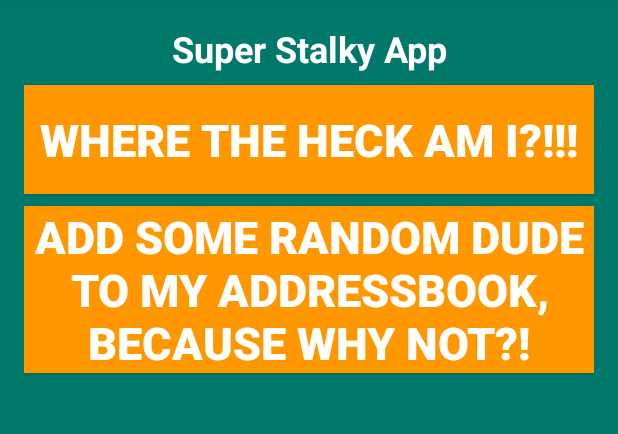
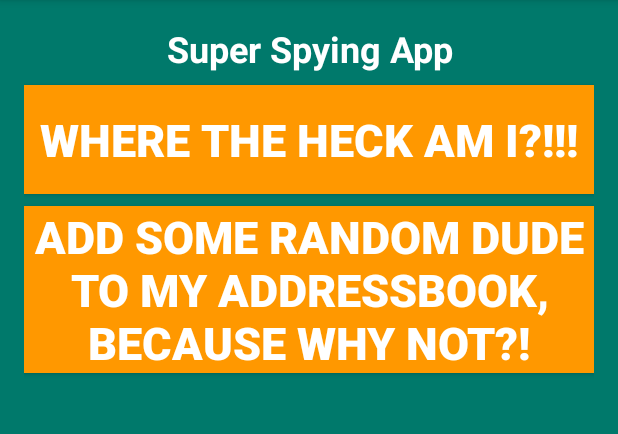
Before and after one commit to dhartwich1991/m-permissions, an Android app: the screen it shows after launch (MainActivity), on a phone screen of 412 x 824 dp, the part 84-518 px from its top. Run offline under Robolectric (Android 15) with nearby library versions, the phone set to English and light mode, and no system bars.

Commit message:
rename textview in main menu to super spying app

```diff
--- a/app/src/main/res/layout/activity_main.xml
+++ b/app/src/main/res/layout/activity_main.xml
@@ -11,7 +11,7 @@
                 tools:context=".MainActivity">
 
     <TextView
-        android:text="Super Stalky App"
+        android:text="Super Spying App"
         android:layout_width="wrap_content"
         android:layout_height="wrap_content"
         android:id="@+id/textView"
```
